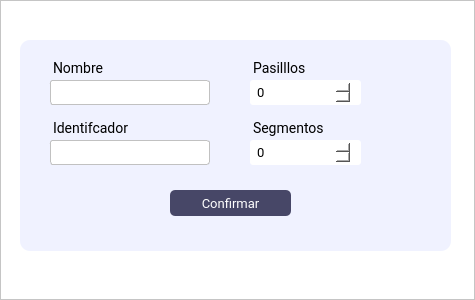
The window that Interfaces/main/Ui/nueva_area.ui (juanignaciocansillieri/bullsoft) describes before a commit, drawn with Qt 5.
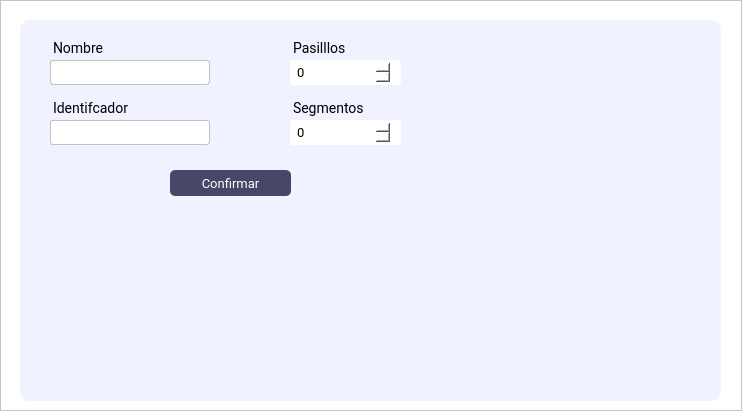
The same window after the commit.

Patch:
```diff
--- a/Interfaces/main/Ui/nueva_area.ui
+++ b/Interfaces/main/Ui/nueva_area.ui
@@ -6,8 +6,8 @@
    <rect>
     <x>0</x>
     <y>0</y>
-    <width>475</width>
-    <height>300</height>
+    <width>742</width>
+    <height>411</height>
    </rect>
   </property>
   <property name="windowTitle">
@@ -58,9 +58,9 @@
        <property name="geometry">
         <rect>
          <x>20</x>
-         <y>40</y>
-         <width>431</width>
-         <height>211</height>
+         <y>20</y>
+         <width>701</width>
+         <height>381</height>
         </rect>
        </property>
        <property name="maximumSize">
@@ -280,7 +280,7 @@
        <widget class="QLabel" name="label_pasillos">
         <property name="geometry">
          <rect>
-          <x>220</x>
+          <x>260</x>
           <y>10</y>
           <width>131</width>
           <height>27</height>
@@ -307,7 +307,7 @@
        <widget class="QLabel" name="label_pasillos_2">
         <property name="geometry">
          <rect>
-          <x>220</x>
+          <x>260</x>
           <y>70</y>
           <width>131</width>
           <height>27</height>
@@ -334,7 +334,7 @@
        <widget class="QSpinBox" name="segmentos_num">
         <property name="geometry">
          <rect>
-          <x>220</x>
+          <x>260</x>
           <y>100</y>
           <width>121</width>
           <height>25</height>
@@ -362,7 +362,7 @@
        <widget class="QSpinBox" name="pasillos_num">
         <property name="geometry">
          <rect>
-          <x>220</x>
+          <x>260</x>
           <y>40</y>
           <width>121</width>
           <height>25</height>
```
Left out of the diff: 2 changed lines with no effect on the pictures.
